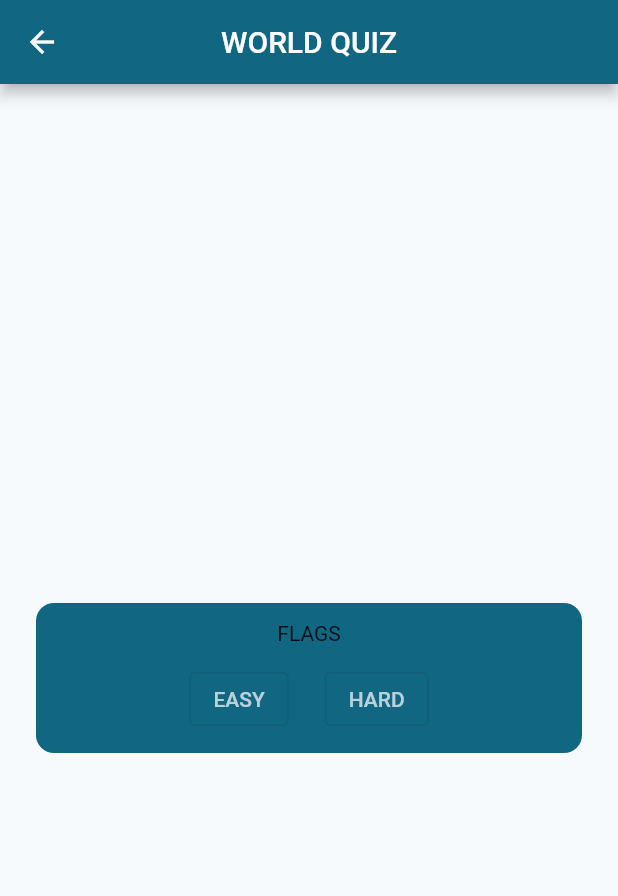
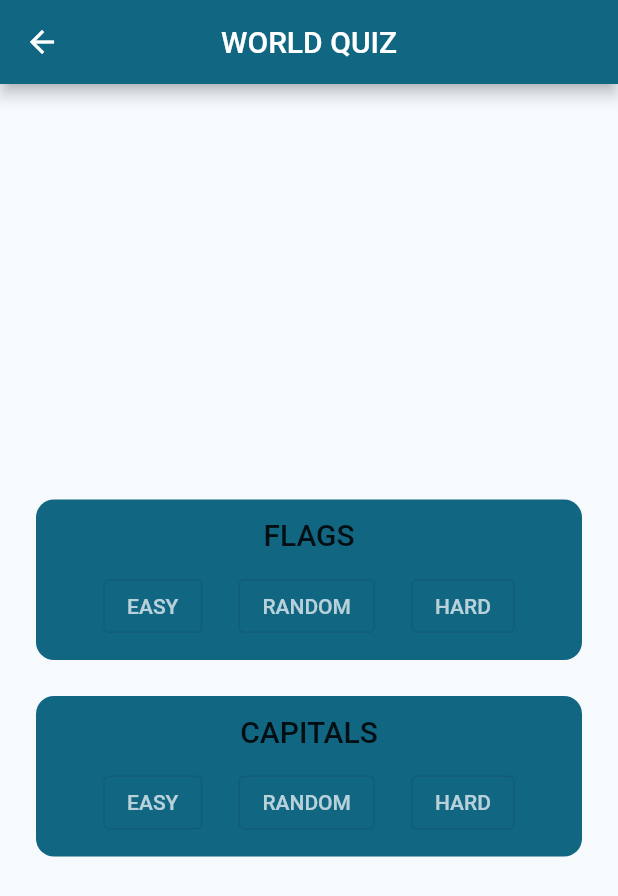
Before and after one commit to ed-mota-teixeira/world, a Flutter app: the MenuPage screen opened by its route, after a tap on "HARD", on a phone screen of 412 x 824 dp. Shown: the top 896 px of the screen. Run offline on Flutter 3.47's test engine with Material 2 defaults, Android fonts, the light colour scheme and no system bars; our stand-ins replace animated_flip_counter, flutter_riverpod, percent_indicator; missing offline and left inert: animated_snack_bar, image_fade, window_size.

Commit message:
Capitals; Refactoring

```diff
--- a/lib/data/lists.dart
+++ b/lib/data/lists.dart
@@ -1,7 +1,9 @@
 
 const List<String> easyCountriesCode = [
   'FR',
+  'NZ',
   'ES',
+  'SE',
   'DE',
   'JP',
   'RU',
@@ -26,4 +28,11 @@ const List<String> easyCountriesCode = [
   'IL',
   'VN',
   'GR',
+  'ZA',
+  'NP',
+  'NI',
+  'AT',
+  'IR',
+  'NL',
+  'JM',
 ];
--- a/lib/views/pages/menu_page.dart
+++ b/lib/views/pages/menu_page.dart
@@ -1,70 +1,73 @@
 import 'package:countries/data/lists.dart';
 import 'package:countries/models/countries_list.dart';
+import 'package:countries/models/country.dart';
 import 'package:countries/models/game_page_argument.dart';
 import 'package:countries/utils/routing/route_names.dart';
+import 'package:countries/views/widgets/capital_name_widget.dart';
 import 'package:countries/views/widgets/flag_widget.dart';
+import 'package:countries/views/widgets/menu_option_item.dart';
 import 'package:flutter/material.dart';
 import 'package:flutter_riverpod/flutter_riverpod.dart';
 
 class MenuPage extends ConsumerWidget {
   const MenuPage({super.key});
 
-  void goToEasyFlags(BuildContext context) {
-    Navigator.of(context).pushNamed(kFlagsGameRoute,
-        arguments: GamePageArgument(
-            CountriesList().fromCca2(easyCountriesCode), const CorrectFlag()));
+  void goToGame(BuildContext context, String route, List<Country> countries,
+      Widget gWidget) {
+    Navigator.of(context)
+        .pushNamed(route, arguments: GamePageArgument(countries, gWidget));
   }
 
-  void goToHardFlags(BuildContext context) {
-    Navigator.of(context).pushNamed(kFlagsGameRoute,
-        arguments: GamePageArgument(
-            CountriesList().notFromCca2(easyCountriesCode),
-            const CorrectFlag()));
+  void _goToEasyFlags(BuildContext context) {
+    goToGame(context, kFlagsGameRoute,
+        CountriesList().fromCca2(easyCountriesCode), const CorrectFlag());
+  }
+
+  void _goToHardFlags(BuildContext context) {
+    goToGame(context, kFlagsGameRoute,
+        CountriesList().notFromCca2(easyCountriesCode), const CorrectFlag());
+  }
+
+  void _goToRandomFlags(BuildContext context) {
+    goToGame(
+        context, kFlagsGameRoute, CountriesList().list, const CorrectFlag());
+  }
+
+  void _goToEasyCapitals(BuildContext context) {
+    goToGame(
+        context,
+        kFlagsGameRoute,
+        CountriesList().fromCca2WithCapitals(easyCountriesCode),
+        const CapitalName());
+  }
+
+  void _goToRandomCapitals(BuildContext context) {
+    goToGame(context, kFlagsGameRoute, CountriesList().allWithCapitals(),
+        const CapitalName());
+  }
+
+  void _goToHardCapitals(BuildContext context) {
+    goToGame(
+        context,
+        kFlagsGameRoute,
+        CountriesList().notFromCca2WithCapitals(easyCountriesCode),
+        const CapitalName());
   }
 
   Widget flagsGameOptions(BuildContext context) {
-    return Container(
-        width: MediaQuery.of(context).size.width - 48,
-        decoration: BoxDecoration(
-            color: Theme.of(context).primaryColor,
-            borderRadius: const BorderRadius.all(Radius.circular(12))),
-        child: Column(
-          mainAxisAlignment: MainAxisAlignment.center,
-          children: [
-            const Padding(
-              padding: EdgeInsetsDirectional.all(12),
-              child: Text('FLAGS'),
-            ),
-            Row(
-              mainAxisAlignment: MainAxisAlignment.center,
-              crossAxisAlignment: CrossAxisAlignment.center,
-              children: [
-                Padding(
-                  padding: const EdgeInsetsDirectional.only(
-                      start: 12, end: 12, bottom: 12),
-                  child: OutlinedButton(
-                    onPressed: () => goToEasyFlags(context),
-                    child: const Text('EASY',
-                        maxLines: 1,
-                        overflow: TextOverflow.ellipsis,
-                        style: TextStyle(color: Colors.white70)),
-                  ),
-                ),
-                Padding(
-                  padding: const EdgeInsetsDirectional.only(
-                      start: 12, end: 12, bottom: 12),
-                  child: OutlinedButton(
-                    onPressed: () => goToHardFlags(context),
-                    child: const Text('HARD',
-                        maxLines: 1,
-                        overflow: TextOverflow.ellipsis,
-                        style: TextStyle(color: Colors.white70)),
-                  ),
-                ),
-              ],
-            ),
-          ],
-        ));
+    return MenuOptionItem(
+        title: 'FLAGS',
+        onEasyPressed: () => _goToEasyFlags(context),
+        onHardPressed: () => _goToHardFlags(context),
+        onRandomPressed: () => _goToRandomFlags(context));
+  }
+
+  Widget capitalsGameOptions(BuildContext context) {
+    return MenuOptionItem(
+        title: 'CAPITALS',
+        onEasyPressed: () => _goToEasyCapitals(context),
+        onHardPressed: () => _goToHardCapitals(context),
+        onRandomPressed: () => _goToRandomCapitals(context));
   }
 
   @override
@@ -83,6 +86,10 @@ class MenuPage extends ConsumerWidget {
                 padding: const EdgeInsetsDirectional.only(top: 24),
                 child: flagsGameOptions(context),
               ),
+              Padding(
+                padding: const EdgeInsetsDirectional.only(top: 24),
+                child: capitalsGameOptions(context),
+              ),
             ],
           ),
         ),
--- /dev/null
+++ b/lib/views/widgets/menu_option_item.dart
@@ -0,0 +1,83 @@
+import 'dart:io';
+
+import 'package:flutter/foundation.dart';
+import 'package:flutter/material.dart';
+
+class MenuOptionItem extends StatelessWidget {
+  final String title;
+  final VoidCallback onEasyPressed;
+  final VoidCallback onHardPressed;
+  final VoidCallback onRandomPressed;
+
+  const MenuOptionItem(
+      {super.key,
+      required this.title,
+      required this.onEasyPressed,
+      required this.onHardPressed,
+      required this.onRandomPressed});
+
+  @override
+  Widget build(BuildContext context) {
+    var w = MediaQuery.of(context).size.width;
+    var isDesktop = !kIsWeb ? Platform.isWindows || Platform.isLinux || Platform.isMacOS : true;
+
+    return Container(
+        width: isDesktop ? w / 2 : w - 48,
+        decoration: BoxDecoration(
+            color: Theme.of(context).primaryColor,
+            borderRadius: const BorderRadius.all(Radius.circular(12))),
+        child: Column(
+          mainAxisAlignment: MainAxisAlignment.center,
+          children: [
+            Padding(
+              padding: const EdgeInsetsDirectional.all(12),
+              child: Text(
+                title,
+                maxLines: 1,
+                overflow: TextOverflow.ellipsis,
+                style: Theme.of(context).textTheme.headline6,
+              ),
+            ),
+            Row(
+              mainAxisAlignment: MainAxisAlignment.center,
+              crossAxisAlignment: CrossAxisAlignment.center,
+              children: [
+                Padding(
+                  padding: const EdgeInsetsDirectional.only(
+                      start: 12, end: 12, bottom: 12),
+                  child: OutlinedButton(
+                    onPressed: onEasyPressed,
+                    child: const Text('EASY',
+                        maxLines: 1,
+                        overflow: TextOverflow.ellipsis,
+                        style: TextStyle(color: Colors.white70)),
+                  ),
+                ),
+                Padding(
+                  padding: const EdgeInsetsDirectional.only(
+                      start: 12, end: 12, bottom: 12),
+                  child: OutlinedButton(
+                    onPressed: onRandomPressed,
+                    child: const Text('RANDOM',
+                        maxLines: 1,
+                        overflow: TextOverflow.ellipsis,
+                        style: TextStyle(color: Colors.white70)),
+                  ),
+                ),
+                Padding(
+                  padding: const EdgeInsetsDirectional.only(
+                      start: 12, end: 12, bottom: 12),
+                  child: OutlinedButton(
+                    onPressed: onHardPressed,
+                    child: const Text('HARD',
+                        maxLines: 1,
+                        overflow: TextOverflow.ellipsis,
+                        style: TextStyle(color: Colors.white70)),
+                  ),
+                ),
+              ],
+            ),
+          ],
+        ));
+  }
+}
--- a/lib/views/widgets/text_selection_item.dart
+++ b/lib/views/widgets/text_selection_item.dart
@@ -1,5 +1,6 @@
 import 'dart:io';
 
+import 'package:flutter/foundation.dart';
 import 'package:flutter/material.dart';
 
 class TextSelectionItem extends StatelessWidget {
@@ -21,7 +22,7 @@ class TextSelectionItem extends StatelessWidget {
 
   @override
   Widget build(BuildContext context) {
-    bool android = Platform.isAndroid;
+    bool android = !kIsWeb ? Platform.isAndroid : false;
 
     return SizedBox(
       width: width,
--- a/pubspec.yaml
+++ b/pubspec.yaml
@@ -45,6 +45,11 @@ dependencies:
   animated_flip_counter: ^0.2.5
   # images
   image_fade: ^0.6.1
+  # Microsoft Windows specific
+  window_size:
+    git:
+      url: https://github.com/google/flutter-desktop-embedding
+      path: plugins/window_size
 
 dev_dependencies:
   flutter_test:
```
Also changed, not shown: lib/main.dart (+14 -0 lines), lib/models/countries_list.dart (+19 -0 lines), lib/views/pages/game_page.dart (+19 -1 lines), lib/views/widgets/capital_name_widget.dart (+8 -7 lines), lib/views/widgets/scale_animation_widget.dart (added, +42 -0 lines).
